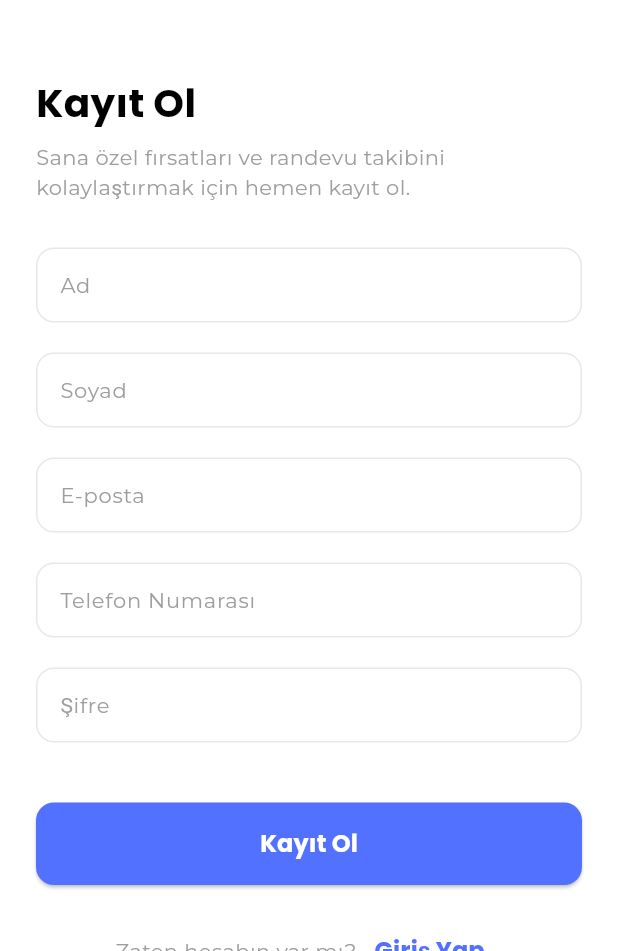
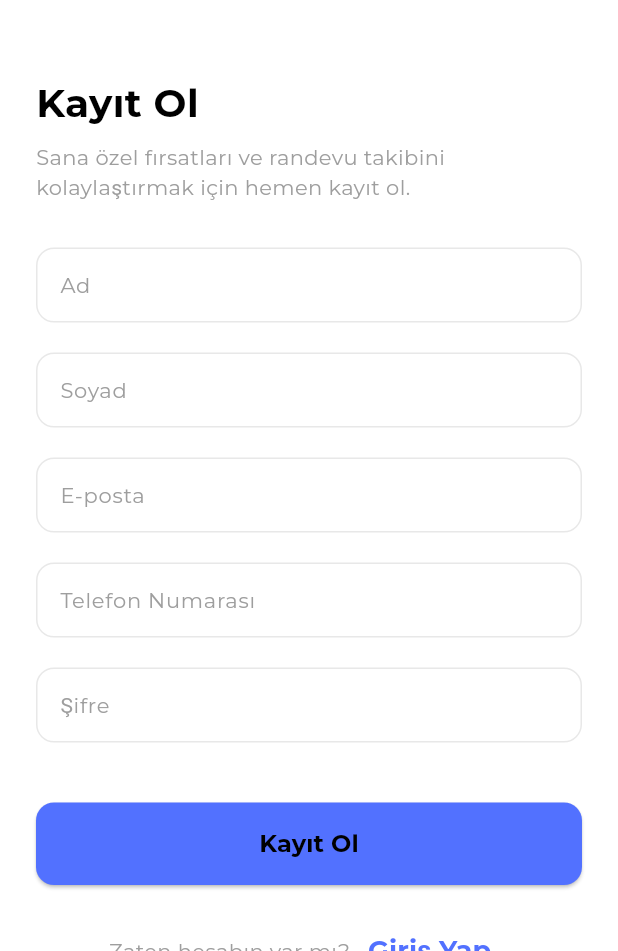
Before and after one commit to emirhankaya00/denemeye_devam, a Flutter app: the HomePage screen opened directly, after a tap on "Kayıt Ol", on a phone screen of 412 x 824 dp, the part 285-1236 px from its top. Run offline on Flutter 3.47's test engine with Material 3 defaults, Android fonts, the phone set to English and light mode, and no system bars; our stand-ins replace flutter_dotenv, image_picker, shared_preferences, supabase_flutter; accounts and stored records are empty.

```diff
--- /dev/null
+++ b/devtools_options.yaml
@@ -0,0 +1,3 @@
+description: This file stores settings for Dart & Flutter DevTools.
+documentation: https://docs.flutter.dev/tools/devtools/extensions#configure-extension-enablement-states
+extensions:
--- a/lib/core/theme/app_fonts.dart
+++ b/lib/core/theme/app_fonts.dart
@@ -1,61 +1,65 @@
 import 'package:flutter/material.dart';
+import 'app_colors.dart';
 
 class AppFonts {
-  static const String poppins = 'Poppins';
-  static const String montserrat = 'Montserrat';
 
-  // Mevcut stilleriniz...
-  static TextStyle displayLarge({Color? color}) {
+  static TextStyle ralewayTitle({
+    double fontSize = 24, // Daha büyük ve dikkat çekici
+    Color color = AppColors.textPrimary,
+  }) {
     return TextStyle(
-      fontFamily: poppins,
-      fontSize: 57,
-      fontWeight: FontWeight.w400,
+      fontFamily: 'Raleway',
+      fontSize: fontSize,
+      fontWeight: FontWeight.w300, // Raleway-Light için w300 kullanılır
+      color: color,
+    );
+  }
+  static const String _fontFamily = 'Montserrat';
+
+  static TextStyle poppinsBold({
+    double fontSize = 18,
+    Color color = AppColors.textPrimary,
+  }) {
+    return TextStyle(
+      fontFamily: _fontFamily,
+      fontSize: fontSize,
+      fontWeight: FontWeight.bold, // w700
       color: color,
     );
   }
 
-  static TextStyle displayMedium({Color? color}) {
+  static TextStyle poppinsSemiBold({
+    double fontSize = 16,
+    Color color = AppColors.textPrimary,
+  }) {
     return TextStyle(
-      fontFamily: poppins,
-      fontSize: 45,
-      fontWeight: FontWeight.w400,
+      fontFamily: _fontFamily,
+      fontSize: fontSize,
+      fontWeight: FontWeight.w600, // Semi-bold
       color: color,
     );
   }
 
-  // Kalın Poppins için yeni stil
-  static TextStyle poppinsBold({Color? color, double? fontSize}) {
+  static TextStyle bodyMedium({
+    double fontSize = 14,
+    Color color = AppColors.textSecondary,
+  }) {
     return TextStyle(
-      fontFamily: poppins,
-      fontSize: fontSize ?? 16, // Varsayılan boyut 16, ancak dışarıdan ayarlanabilir
-      fontWeight: FontWeight.w700, // Kalınlık 700 (bold)
+      fontFamily: _fontFamily,
+      fontSize: fontSize,
+      fontWeight: FontWeight.normal, // w400
       color: color,
     );
   }
 
-  static TextStyle bodyLarge({Color? color}) {
+  static TextStyle bodySmall({
+    double fontSize = 12,
+    Color color = AppColors.textSecondary,
+  }) {
     return TextStyle(
-      fontFamily: montserrat,
-      fontSize: 16,
-      fontWeight: FontWeight.w400,
-      color: color,
-    );
-  }
-
-  static TextStyle bodyMedium({Color? color,FontWeight? fontWeight}) {
-    return TextStyle(
-      fontFamily: montserrat,
-      fontSize: 14,
-      fontWeight: FontWeight.w400,
-      color: color,
-    );
-  }
-
-  static TextStyle bodySmall({Color? color}) {
-    return TextStyle(
-      fontFamily: montserrat,
-      fontSize: 12,
-      fontWeight: FontWeight.w400,
+      fontFamily: _fontFamily,
+      fontSize: fontSize,
+      fontWeight: FontWeight.normal, // w400
       color: color,
     );
   }
--- a/lib/view/screens/auth/home_page.dart
+++ b/lib/view/screens/auth/home_page.dart
@@ -90,9 +90,11 @@ class _HomePageState extends State<HomePage> {
         );
       }
     } finally {
-      setState(() {
-        _isLoading = false; // İşlem bittiğinde yüklemeyi durdur
-      });
+      if (mounted) {
+        setState(() {
+          _isLoading = false; // İşlem bittiğinde yüklemeyi durdur
+        });
+      }
     }
   }
 
@@ -192,9 +194,16 @@ class _HomePageState extends State<HomePage> {
                     borderRadius: BorderRadius.circular(12),
                   ),
                 ),
-                child: _isLoading // Yüklenirken Spinner göster
+                child: _isLoading
                     ? const CircularProgressIndicator(color: Colors.white)
-                    : Text('Giriş Yap', style: AppFonts.poppinsBold(fontSize: 16)),
+                // --- DEĞİŞİKLİK BURADA ---
+                    : Text(
+                  'Giriş Yap',
+                  style: AppFonts.poppinsBold(
+                    fontSize: 16,
+                    color: AppColors.textOnPrimary, // Rengi beyaz olarak belirttik
+                  ),
+                ),
               ),
               const SizedBox(height: 20),
 
```
Also changed, not shown: lib/data/repositories/supabase_repository.dart (added, +43 -0 lines), lib/view/screens/appointments/appointments_screen.dart (+5 -13 lines), lib/view/screens/appointments/salon_detail_screen.dart (+7 -1 lines), lib/view/screens/dashboard/dashboard_screen.dart (+38 -36 lines), lib/view/screens/search/search_screen.dart (+13 -8 lines), lib/view/widgets/specific/salon_card.dart (+138 -100 lines), pubspec.yaml (+13 -3 lines), pubspec.lock, 5 other files.
